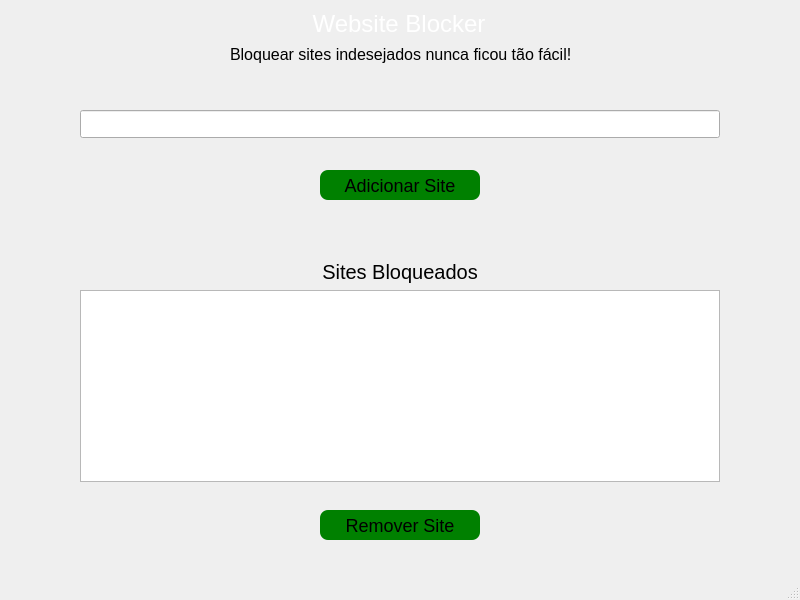
First picture: the form in mainwindow.ui, repository Gustavo7327/WebsiteBlocker, before the edit.
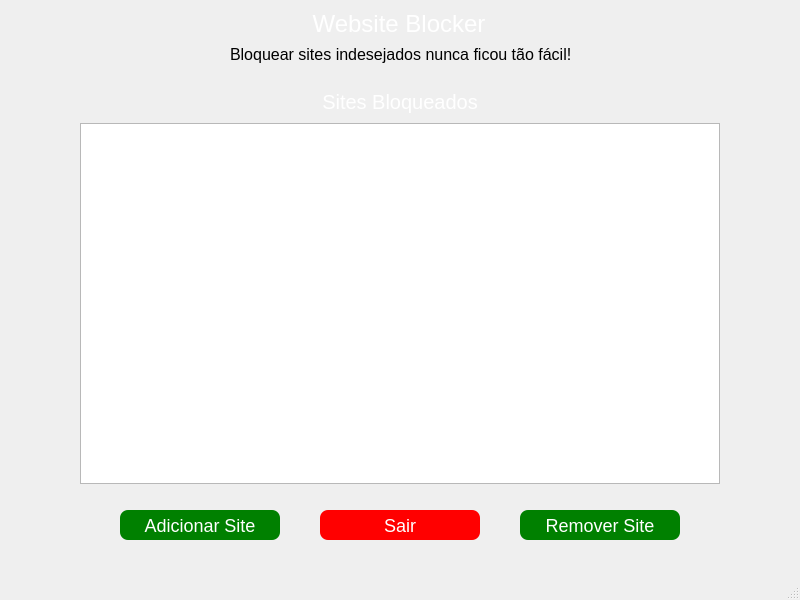
Second picture: the form after the edit.

Commit message: feat: updating interface

What changed in the file:
```diff
--- a/mainwindow.ui
+++ b/mainwindow.ui
@@ -49,8 +49,8 @@
    <widget class="QPushButton" name="addButton">
     <property name="geometry">
      <rect>
-      <x>320</x>
-      <y>170</y>
+      <x>120</x>
+      <y>510</y>
       <width>160</width>
       <height>30</height>
      </rect>
@@ -73,49 +73,13 @@
     border-style: solid;
     border-radius: 8px;
 	background-color: green;
+	color:white;
 }</string>
     </property>
     <property name="text">
      <string>Adicionar Site</string>
     </property>
    </widget>
-   <widget class="QLineEdit" name="siteInput">
-    <property name="geometry">
-     <rect>
-      <x>80</x>
-      <y>110</y>
-      <width>640</width>
-      <height>28</height>
-     </rect>
-    </property>
-    <property name="sizeIncrement">
-     <size>
-      <width>0</width>
-      <height>0</height>
-     </size>
-    </property>
-    <property name="baseSize">
-     <size>
-      <width>0</width>
-      <height>0</height>
-     </size>
-    </property>
-    <property name="styleSheet">
-     <string notr="true">QLineEdit{
-	font-size: 16px;
-	color: white;
-}
-QLineEdit[text=&quot;&quot;]{
-	color:white;
-}</string>
-    </property>
-    <property name="text">
-     <string/>
-    </property>
-    <property name="placeholderText">
-     <string>Digite aqui o site que deseja bloquear</string>
-    </property>
-   </widget>
    <widget class="QLabel" name="label">
     <property name="geometry">
      <rect>
@@ -138,9 +102,9 @@
     <property name="geometry">
      <rect>
       <x>80</x>
-      <y>290</y>
+      <y>123</y>
       <width>640</width>
-      <height>192</height>
+      <height>361</height>
      </rect>
     </property>
     <property name="styleSheet">
@@ -156,7 +120,7 @@
    <widget class="QPushButton" name="removeButton">
     <property name="geometry">
      <rect>
-      <x>320</x>
+      <x>520</x>
       <y>510</y>
       <width>160</width>
       <height>30</height>
@@ -180,6 +144,7 @@
     border-style: solid;
     border-radius: 8px;
 	background-color: green;
+	color:white;
 }</string>
     </property>
     <property name="text">
@@ -190,7 +155,7 @@
     <property name="geometry">
      <rect>
       <x>320</x>
-      <y>260</y>
+      <y>90</y>
       <width>160</width>
       <height>23</height>
      </rect>
@@ -198,6 +163,7 @@
     <property name="styleSheet">
      <string notr="true">QLabel{
 	font-size:20px;
+	color:white;
 }</string>
     </property>
     <property name="text">
@@ -207,6 +173,40 @@
      <set>Qt::AlignmentFlag::AlignCenter</set>
     </property>
    </widget>
+   <widget class="QPushButton" name="quitButton">
+    <property name="geometry">
+     <rect>
+      <x>320</x>
+      <y>510</y>
+      <width>160</width>
+      <height>30</height>
+     </rect>
+    </property>
+    <property name="sizePolicy">
+     <sizepolicy hsizetype="Minimum" vsizetype="Fixed">
+      <horstretch>0</horstretch>
+      <verstretch>0</verstretch>
+     </sizepolicy>
+    </property>
+    <property name="minimumSize">
+     <size>
+      <width>0</width>
+      <height>0</height>
+     </size>
+    </property>
+    <property name="styleSheet">
+     <string notr="true">QPushButton{
+	font-size:18px;
+    border-style: solid;
+    border-radius: 8px;
+	background-color: red;
+color:white;
+}</string>
+    </property>
+    <property name="text">
+     <string>Sair</string>
+    </property>
+   </widget>
   </widget>
   <widget class="QMenuBar" name="menubar">
    <property name="geometry">
```
